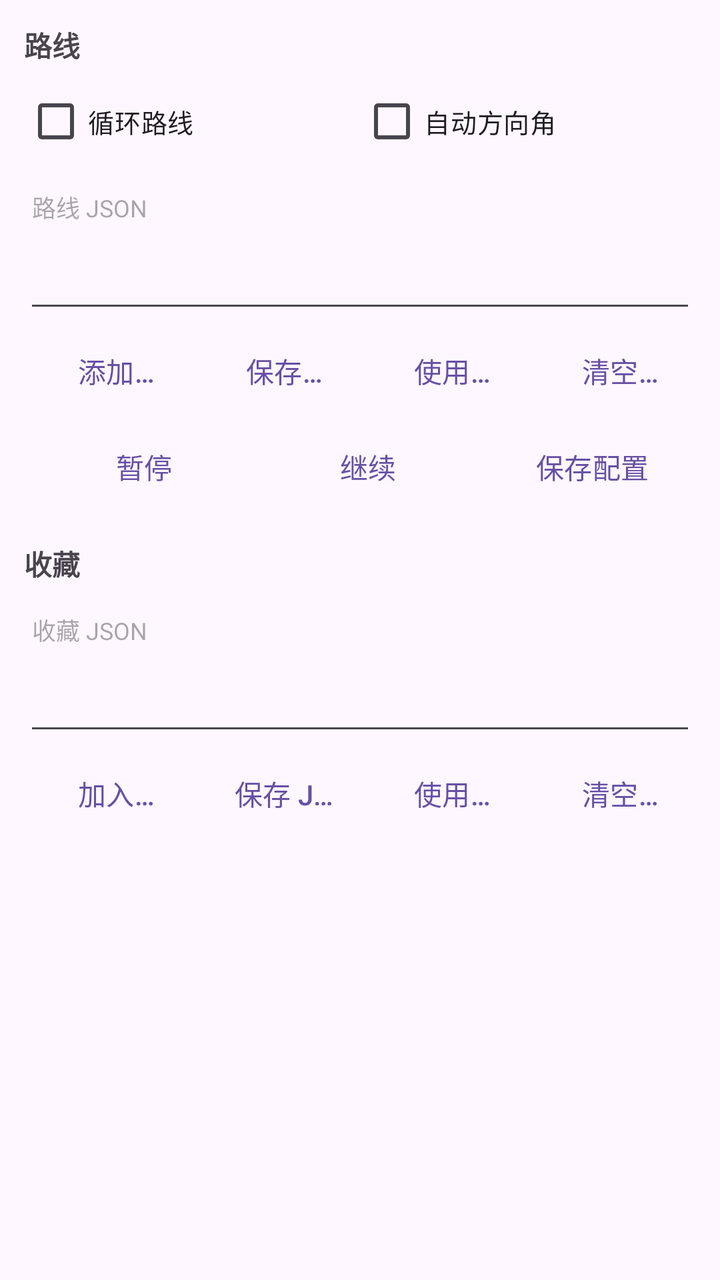
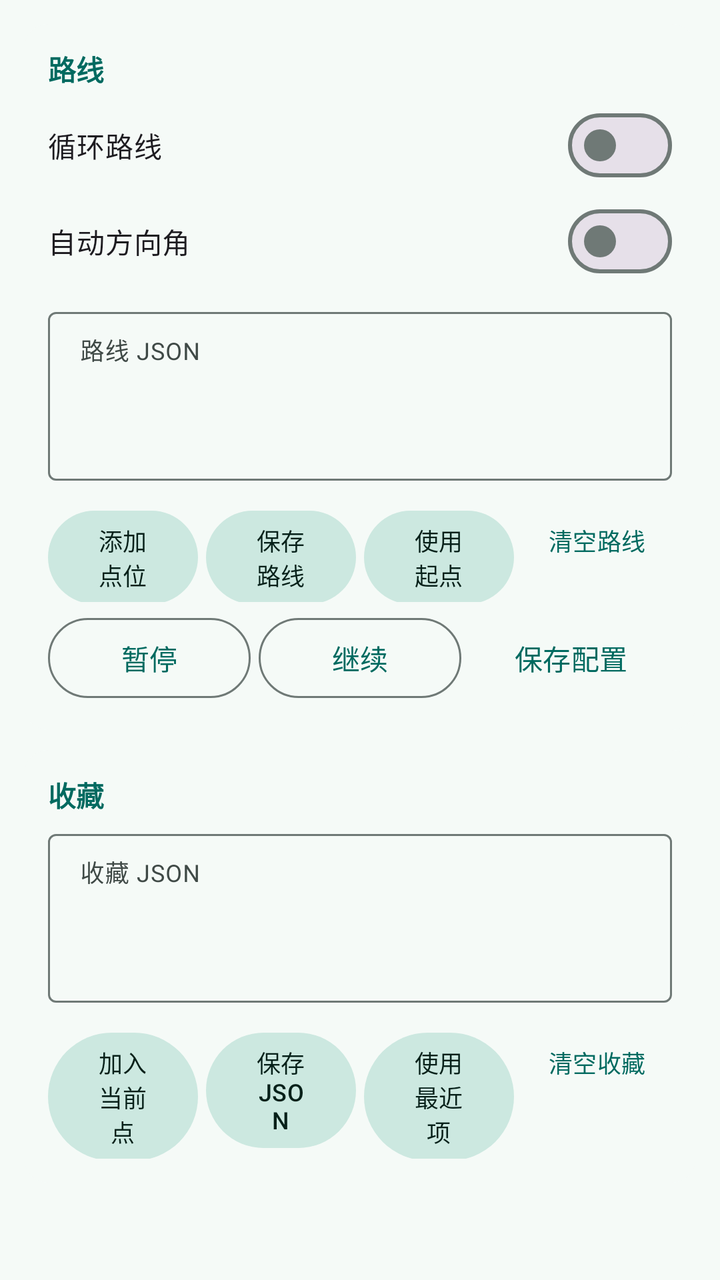

Before-and-after screenshots of an Android layout around one commit, followed by the original layout XML and the change that was made.
<!-- AndroidManifest.xml: application theme Theme.GhostLoc -->
<!-- res/layout/fragment_route.xml -->
<?xml version="1.0" encoding="utf-8"?>
<ScrollView xmlns:android="http://schemas.android.com/apk/res/android"
    android:layout_width="match_parent"
    android:layout_height="match_parent"
    android:fillViewport="true">

    <LinearLayout
        android:layout_width="match_parent"
        android:layout_height="wrap_content"
        android:orientation="vertical"
        android:padding="12dp">

        <TextView
            android:layout_width="match_parent"
            android:layout_height="wrap_content"
            android:paddingBottom="4dp"
            android:textSize="14sp"
            android:textStyle="bold"
            android:text="@string/section_route" />

        <LinearLayout
            android:layout_width="match_parent"
            android:layout_height="wrap_content"
            android:orientation="horizontal">

            <CheckBox
                android:id="@+id/routeLoopCheck"
                android:layout_width="0dp"
                android:layout_height="wrap_content"
                android:layout_weight="1"
                android:textSize="13sp"
                android:text="@string/check_route_loop" />

            <CheckBox
                android:id="@+id/routeAutoBearingCheck"
                android:layout_width="0dp"
                android:layout_height="wrap_content"
                android:layout_weight="1"
                android:textSize="13sp"
                android:text="@string/check_route_auto_bearing" />
        </LinearLayout>

        <EditText
            android:id="@+id/routeJsonInput"
            android:layout_width="match_parent"
            android:layout_height="wrap_content"
            android:gravity="top|start"
            android:hint="@string/hint_route_json"
            android:inputType="textMultiLine"
            android:minLines="4"
            android:textSize="12sp" />

        <LinearLayout
            android:layout_width="match_parent"
            android:layout_height="wrap_content"
            android:orientation="horizontal">

            <Button
                android:id="@+id/addPointButton"
                style="?android:attr/buttonBarButtonStyle"
                android:layout_width="0dp"
                android:layout_height="wrap_content"
                android:layout_weight="1"
                android:textAllCaps="false"
                android:text="@string/button_add_point" />

            <Button
                android:id="@+id/saveRouteButton"
                style="?android:attr/buttonBarButtonStyle"
                android:layout_width="0dp"
                android:layout_height="wrap_content"
                android:layout_weight="1"
                android:textAllCaps="false"
                android:text="@string/button_save_route" />

            <Button
                android:id="@+id/useRouteStartButton"
                style="?android:attr/buttonBarButtonStyle"
                android:layout_width="0dp"
                android:layout_height="wrap_content"
                android:layout_weight="1"
                android:textAllCaps="false"
                android:text="@string/button_use_route_start" />

            <Button
                android:id="@+id/clearRouteButton"
                style="?android:attr/buttonBarButtonStyle"
                android:layout_width="0dp"
                android:layout_height="wrap_content"
                android:layout_weight="1"
                android:textAllCaps="false"
                android:text="@string/button_clear_route" />
        </LinearLayout>

        <LinearLayout
            android:layout_width="match_parent"
            android:layout_height="wrap_content"
            android:orientation="horizontal">

            <Button
                android:id="@+id/pauseButton"
                style="?android:attr/buttonBarButtonStyle"
                android:layout_width="0dp"
                android:layout_height="wrap_content"
                android:layout_weight="1"
                android:textAllCaps="false"
                android:text="@string/button_pause" />

            <Button
                android:id="@+id/resumeButton"
                style="?android:attr/buttonBarButtonStyle"
                android:layout_width="0dp"
                android:layout_height="wrap_content"
                android:layout_weight="1"
                android:textAllCaps="false"
                android:text="@string/button_resume" />

            <Button
                android:id="@+id/saveConfigButton"
                style="?android:attr/buttonBarButtonStyle"
                android:layout_width="0dp"
                android:layout_height="wrap_content"
                android:layout_weight="1"
                android:textAllCaps="false"
                android:text="@string/button_save" />
        </LinearLayout>

        <TextView
            android:layout_width="match_parent"
            android:layout_height="wrap_content"
            android:paddingTop="14dp"
            android:paddingBottom="4dp"
            android:textSize="14sp"
            android:textStyle="bold"
            android:text="@string/section_favorites" />

        <EditText
            android:id="@+id/favoritesJsonInput"
            android:layout_width="match_parent"
            android:layout_height="wrap_content"
            android:gravity="top|start"
            android:hint="@string/hint_favorites_json"
            android:inputType="textMultiLine"
            android:minLines="4"
            android:textSize="12sp" />

        <LinearLayout
            android:layout_width="match_parent"
            android:layout_height="wrap_content"
            android:orientation="horizontal">

            <Button
                android:id="@+id/addFavoriteButton"
                style="?android:attr/buttonBarButtonStyle"
                android:layout_width="0dp"
                android:layout_height="wrap_content"
                android:layout_weight="1"
                android:textAllCaps="false"
                android:text="@string/button_add_favorite" />

            <Button
                android:id="@+id/saveFavoritesButton"
                style="?android:attr/buttonBarButtonStyle"
                android:layout_width="0dp"
                android:layout_height="wrap_content"
                android:layout_weight="1"
                android:textAllCaps="false"
                android:text="@string/button_save_favorites" />

            <Button
                android:id="@+id/useFavoriteButton"
                style="?android:attr/buttonBarButtonStyle"
                android:layout_width="0dp"
                android:layout_height="wrap_content"
                android:layout_weight="1"
                android:textAllCaps="false"
                android:text="@string/button_use_last_favorite" />

            <Button
                android:id="@+id/clearFavoritesButton"
                style="?android:attr/buttonBarButtonStyle"
                android:layout_width="0dp"
                android:layout_height="wrap_content"
                android:layout_weight="1"
                android:textAllCaps="false"
                android:text="@string/button_clear_favorites" />
        </LinearLayout>
    </LinearLayout>
</ScrollView>
<!-- resources referenced by this layout -->
<resources>
  <string name="button_add_favorite">加入当前点</string>
  <string name="button_add_point">添加点位</string>
  <string name="button_clear_favorites">清空收藏</string>
  <string name="button_clear_route">清空路线</string>
  <string name="button_pause">暂停</string>
  <string name="button_resume">继续</string>
  <string name="button_save">保存配置</string>
  <string name="button_save_favorites">保存 JSON</string>
  <string name="button_save_route">保存路线</string>
  <string name="button_use_last_favorite">使用最近项</string>
  <string name="button_use_route_start">使用起点</string>
  <string name="check_route_auto_bearing">自动方向角</string>
  <string name="check_route_loop">循环路线</string>
  <string name="hint_favorites_json">收藏 JSON</string>
  <string name="hint_route_json">路线 JSON</string>
  <string name="section_favorites">收藏</string>
  <string name="section_route">路线</string>
  <style name="Theme.GhostLoc" parent="Theme.Material3.DayNight.NoActionBar">
          <item name="android:statusBarColor">@android:color/transparent</item>
      </style>
</resources>

<!-- the commit's change to res/layout/fragment_route.xml (unified diff, before → after) -->
@@ -1,5 +1,6 @@
 <?xml version="1.0" encoding="utf-8"?>
 <ScrollView xmlns:android="http://schemas.android.com/apk/res/android"
+    xmlns:app="http://schemas.android.com/apk/res-auto"
     android:layout_width="match_parent"
     android:layout_height="match_parent"
     android:fillViewport="true">
@@ -10,180 +11,236 @@
         android:orientation="vertical"
         android:padding="12dp">
 
-        <TextView
+        <com.google.android.material.card.MaterialCardView
+            style="@style/Widget.Material3.CardView.Filled"
             android:layout_width="match_parent"
             android:layout_height="wrap_content"
-            android:paddingBottom="4dp"
-            android:textSize="14sp"
-            android:textStyle="bold"
-            android:text="@string/section_route" />
-
-        <LinearLayout
+            app:cardBackgroundColor="@color/m3_surface"
+            app:contentPadding="12dp"
+            app:strokeColor="@color/m3_outline_variant">
+
+            <LinearLayout
+                android:layout_width="match_parent"
+                android:layout_height="wrap_content"
+                android:orientation="vertical">
+
+                <TextView
+                    android:layout_width="match_parent"
+                    android:layout_height="wrap_content"
+                    android:layout_marginBottom="4dp"
+                    android:text="@string/section_route"
+                    android:textColor="@color/m3_primary"
+                    android:textSize="14sp"
+                    android:textStyle="bold" />
+
+                <com.google.android.material.materialswitch.MaterialSwitch
+                    android:id="@+id/routeLoopCheck"
+                    android:layout_width="match_parent"
+                    android:layout_height="wrap_content"
+                    android:text="@string/check_route_loop"
+                    android:textSize="14sp" />
+
+                <com.google.android.material.materialswitch.MaterialSwitch
+                    android:id="@+id/routeAutoBearingCheck"
+                    android:layout_width="match_parent"
+                    android:layout_height="wrap_content"
+                    android:text="@string/check_route_auto_bearing"
+                    android:textSize="14sp" />
+
+                <com.google.android.material.textfield.TextInputLayout
+                    style="@style/Widget.Material3.TextInputLayout.OutlinedBox.Dense"
+                    android:layout_width="match_parent"
+                    android:layout_height="wrap_content"
+                    android:layout_marginTop="6dp"
+                    android:hint="@string/hint_route_json">
+
+                    <com.google.android.material.textfield.TextInputEditText
+                        android:id="@+id/routeJsonInput"
+                        android:layout_width="match_parent"
+                        android:layout_height="wrap_content"
+                        android:gravity="top|start"
+                        android:inputType="textMultiLine"
+                        android:minLines="4"
+                        android:textSize="12sp" />
+                </com.google.android.material.textfield.TextInputLayout>
+
+                <LinearLayout
+                    android:layout_width="match_parent"
+                    android:layout_height="wrap_content"
+                    android:layout_marginTop="6dp"
+                    android:orientation="horizontal">
+
+                    <Button
+                        android:id="@+id/addPointButton"
+                        style="@style/Widget.Material3.Button.TonalButton"
+                        android:layout_width="0dp"
+                        android:layout_height="wrap_content"
+                        android:layout_marginEnd="4dp"
+                        android:layout_weight="1"
+                        android:text="@string/button_add_point"
+                        android:textAllCaps="false"
+                        android:textSize="12sp" />
+
+                    <Button
+                        android:id="@+id/saveRouteButton"
+                        style="@style/Widget.Material3.Button.TonalButton"
+                        android:layout_width="0dp"
+                        android:layout_height="wrap_content"
+                        android:layout_marginEnd="4dp"
+                        android:layout_weight="1"
+                        android:text="@string/button_save_route"
+                        android:textAllCaps="false"
+                        android:textSize="12sp" />
+
+                    <Button
+                        android:id="@+id/useRouteStartButton"
+                        style="@style/Widget.Material3.Button.TonalButton"
+                        android:layout_width="0dp"
+                        android:layout_height="wrap_content"
+                        android:layout_marginEnd="4dp"
+                        android:layout_weight="1"
+                        android:text="@string/button_use_route_start"
+                        android:textAllCaps="false"
+                        android:textSize="12sp" />
+
+                    <Button
+                        android:id="@+id/clearRouteButton"
+                        style="@style/Widget.Material3.Button.TextButton"
+                        android:layout_width="0dp"
+                        android:layout_height="wrap_content"
+                        android:layout_weight="1"
+                        android:text="@string/button_clear_route"
+                        android:textAllCaps="false"
+                        android:textSize="12sp" />
+                </LinearLayout>
+
+                <LinearLayout
+                    android:layout_width="match_parent"
+                    android:layout_height="wrap_content"
+                    android:layout_marginTop="4dp"
+                    android:orientation="horizontal">
+
+                    <Button
+                        android:id="@+id/pauseButton"
+                        style="@style/Widget.Material3.Button.OutlinedButton"
+                        android:layout_width="0dp"
+                        android:layout_height="wrap_content"
+                        android:layout_marginEnd="4dp"
+                        android:layout_weight="1"
+                        android:text="@string/button_pause"
+                        android:textAllCaps="false" />
+
+                    <Button
+                        android:id="@+id/resumeButton"
+                        style="@style/Widget.Material3.Button.OutlinedButton"
+                        android:layout_width="0dp"
+                        android:layout_height="wrap_content"
+                        android:layout_marginEnd="4dp"
+                        android:layout_weight="1"
+                        android:text="@string/button_resume"
+                        android:textAllCaps="false" />
+
+                    <Button
+                        android:id="@+id/saveConfigButton"
+                        style="@style/Widget.Material3.Button.TextButton"
+                        android:layout_width="0dp"
+                        android:layout_height="wrap_content"
+                        android:layout_weight="1"
+                        android:text="@string/button_save"
+                        android:textAllCaps="false" />
+                </LinearLayout>
+            </LinearLayout>
+        </com.google.android.material.card.MaterialCardView>
+
+        <com.google.android.material.card.MaterialCardView
+            style="@style/Widget.Material3.CardView.Filled"
             android:layout_width="match_parent"
             android:layout_height="wrap_content"
-            android:orientation="horizontal">
-
-            <CheckBox
-                android:id="@+id/routeLoopCheck"
-                android:layout_width="0dp"
+            android:layout_marginTop="10dp"
+            app:cardBackgroundColor="@color/m3_surface"
+            app:contentPadding="12dp"
+            app:strokeColor="@color/m3_outline_variant">
+
+            <LinearLayout
+                android:layout_width="match_parent"
                 android:layout_height="wrap_content"
-                android:layout_weight="1"
-                android:textSize="13sp"
-                android:text="@string/check_route_loop" />
-
-            <CheckBox
-                android:id="@+id/routeAutoBearingCheck"
-                android:layout_width="0dp"
-                android:layout_height="wrap_content"
-                android:layout_weight="1"
-                android:textSize="13sp"
-                android:text="@string/check_route_auto_bearing" />
-        </LinearLayout>
-
-        <EditText
-            android:id="@+id/routeJsonInput"
-            android:layout_width="match_parent"
-            android:layout_height="wrap_content"
-            android:gravity="top|start"
-            android:hint="@string/hint_route_json"
-            android:inputType="textMultiLine"
-            android:minLines="4"
-            android:textSize="12sp" />
-
-        <LinearLayout
-            android:layout_width="match_parent"
-            android:layout_height="wrap_content"
-            android:orientation="horizontal">
-
-            <Button
-                android:id="@+id/addPointButton"
-                style="?android:attr/buttonBarButtonStyle"
-                android:layout_width="0dp"
-                android:layout_height="wrap_content"
-                android:layout_weight="1"
-                android:textAllCaps="false"
-                android:text="@string/button_add_point" />
-
-            <Button
-                android:id="@+id/saveRouteButton"
-                style="?android:attr/buttonBarButtonStyle"
-                android:layout_width="0dp"
-                android:layout_height="wrap_content"
-                android:layout_weight="1"
-                android:textAllCaps="false"
-                android:text="@string/button_save_route" />
-
-            <Button
-                android:id="@+id/useRouteStartButton"
-                style="?android:attr/buttonBarButtonStyle"
-                android:layout_width="0dp"
-                android:layout_height="wrap_content"
-                android:layout_weight="1"
-                android:textAllCaps="false"
-                android:text="@string/button_use_route_start" />
-
-            <Button
-                android:id="@+id/clearRouteButton"
-                style="?android:attr/buttonBarButtonStyle"
-                android:layout_width="0dp"
-                android:layout_height="wrap_content"
-                android:layout_weight="1"
-                android:textAllCaps="false"
-                android:text="@string/button_clear_route" />
-        </LinearLayout>
-
-        <LinearLayout
-            android:layout_width="match_parent"
-            android:layout_height="wrap_content"
-            android:orientation="horizontal">
-
-            <Button
-                android:id="@+id/pauseButton"
-                style="?android:attr/buttonBarButtonStyle"
-                android:layout_width="0dp"
-                android:layout_height="wrap_content"
-                android:layout_weight="1"
-                android:textAllCaps="false"
-                android:text="@string/button_pause" />
-
-            <Button
-                android:id="@+id/resumeButton"
-                style="?android:attr/buttonBarButtonStyle"
-                android:layout_width="0dp"
-                android:layout_height="wrap_content"
-                android:layout_weight="1"
-                android:textAllCaps="false"
-                android:text="@string/button_resume" />
-
-            <Button
-                android:id="@+id/saveConfigButton"
-                style="?android:attr/buttonBarButtonStyle"
-                android:layout_width="0dp"
-                android:layout_height="wrap_content"
-                android:layout_weight="1"
-                android:textAllCaps="false"
-                android:text="@string/button_save" />
-        </LinearLayout>
-
-        <TextView
-            android:layout_width="match_parent"
-            android:layout_height="wrap_content"
-            android:paddingTop="14dp"
-            android:paddingBottom="4dp"
-            android:textSize="14sp"
-            android:textStyle="bold"
-            android:text="@string/section_favorites" />
-
-        <EditText
-            android:id="@+id/favoritesJsonInput"
-            android:layout_width="match_parent"
-            android:layout_height="wrap_content"
-            android:gravity="top|start"
-            android:hint="@string/hint_favorites_json"
-            android:inputType="textMultiLine"
-            android:minLines="4"
-            android:textSize="12sp" />
-
-        <LinearLayout
-            android:layout_width="match_parent"
-            android:layout_height="wrap_content"
-            android:orientation="horizontal">
-
-            <Button
-                android:id="@+id/addFavoriteButton"
-                style="?android:attr/buttonBarButtonStyle"
-                android:layout_width="0dp"
-                android:layout_height="wrap_content"
-                android:layout_weight="1"
-                android:textAllCaps="false"
-                android:text="@string/button_add_favorite" />
-
-            <Button
-                android:id="@+id/saveFavoritesButton"
-                style="?android:attr/buttonBarButtonStyle"
-                android:layout_width="0dp"
-                android:layout_height="wrap_content"
-                android:layout_weight="1"
-                android:textAllCaps="false"
-                android:text="@string/button_save_favorites" />
-
-            <Button
-                android:id="@+id/useFavoriteButton"
-                style="?android:attr/buttonBarButtonStyle"
-                android:layout_width="0dp"
-                android:layout_height="wrap_content"
-                android:layout_weight="1"
-                android:textAllCaps="false"
-                android:text="@string/button_use_last_favorite" />
-
-            <Button
-                android:id="@+id/clearFavoritesButton"
-                style="?android:attr/buttonBarButtonStyle"
-                android:layout_width="0dp"
-                android:layout_height="wrap_content"
-                android:layout_weight="1"
-                android:textAllCaps="false"
-                android:text="@string/button_clear_favorites" />
-        </LinearLayout>
+                android:orientation="vertical">
+
+                <TextView
+                    android:layout_width="match_parent"
+                    android:layout_height="wrap_content"
+                    android:layout_marginBottom="4dp"
+                    android:text="@string/section_favorites"
+                    android:textColor="@color/m3_primary"
+                    android:textSize="14sp"
+                    android:textStyle="bold" />
+
+                <com.google.android.material.textfield.TextInputLayout
+                    style="@style/Widget.Material3.TextInputLayout.OutlinedBox.Dense"
+                    android:layout_width="match_parent"
+                    android:layout_height="wrap_content"
+                    android:hint="@string/hint_favorites_json">
+
+                    <com.google.android.material.textfield.TextInputEditText
+                        android:id="@+id/favoritesJsonInput"
+                        android:layout_width="match_parent"
+                        android:layout_height="wrap_content"
+                        android:gravity="top|start"
+                        android:inputType="textMultiLine"
+                        android:minLines="4"
+                        android:textSize="12sp" />
+                </com.google.android.material.textfield.TextInputLayout>
+
+                <LinearLayout
+                    android:layout_width="match_parent"
+                    android:layout_height="wrap_content"
+                    android:layout_marginTop="6dp"
+                    android:orientation="horizontal">
+
+                    <Button
+                        android:id="@+id/addFavoriteButton"
+                        style="@style/Widget.Material3.Button.TonalButton"
+                        android:layout_width="0dp"
+                        android:layout_height="wrap_content"
+                        android:layout_marginEnd="4dp"
+                        android:layout_weight="1"
+                        android:text="@string/button_add_favorite"
+                        android:textAllCaps="false"
+                        android:textSize="12sp" />
+
+                    <Button
+                        android:id="@+id/saveFavoritesButton"
+                        style="@style/Widget.Material3.Button.TonalButton"
+                        android:layout_width="0dp"
+                        android:layout_height="wrap_content"
+                        android:layout_marginEnd="4dp"
+                        android:layout_weight="1"
+                        android:text="@string/button_save_favorites"
+                        android:textAllCaps="false"
+                        android:textSize="12sp" />
+
+                    <Button
+                        android:id="@+id/useFavoriteButton"
+                        style="@style/Widget.Material3.Button.TonalButton"
+                        android:layout_width="0dp"
+                        android:layout_height="wrap_content"
+                        android:layout_marginEnd="4dp"
+                        android:layout_weight="1"
+                        android:text="@string/button_use_last_favorite"
+                        android:textAllCaps="false"
+                        android:textSize="12sp" />
+
+                    <Button
+                        android:id="@+id/clearFavoritesButton"
+                        style="@style/Widget.Material3.Button.TextButton"
+                        android:layout_width="0dp"
+                        android:layout_height="wrap_content"
+                        android:layout_weight="1"
+                        android:text="@string/button_clear_favorites"
+                        android:textAllCaps="false"
+                        android:textSize="12sp" />
+                </LinearLayout>
+            </LinearLayout>
+        </com.google.android.material.card.MaterialCardView>
     </LinearLayout>
 </ScrollView>
<!-- resource entries referenced after the edit -->
@@ -1,5 +1,8 @@
 <!-- resources referenced by this layout -->
 <resources>
+  <color name="m3_outline_variant">#BEC9C4</color>
+  <color name="m3_primary">#006A60</color>
+  <color name="m3_surface">#F5FAF7</color>
   <string name="button_add_favorite">加入当前点</string>
   <string name="button_add_point">添加点位</string>
   <string name="button_clear_favorites">清空收藏</string>
@@ -18,7 +21,52 @@
   <string name="section_favorites">收藏</string>
   <string name="section_route">路线</string>
   <style name="Theme.GhostLoc" parent="Theme.Material3.DayNight.NoActionBar">
+          <item name="colorPrimary">@color/m3_primary</item>
+          <item name="colorOnPrimary">@color/m3_on_primary</item>
+          <item name="colorPrimaryContainer">@color/m3_primary_container</item>
+          <item name="colorOnPrimaryContainer">@color/m3_on_primary_container</item>
+          <item name="colorSecondary">@color/m3_secondary</item>
+          <item name="colorOnSecondary">@color/m3_on_secondary</item>
+          <item name="colorSecondaryContainer">@color/m3_secondary_container</item>
+          <item name="colorOnSecondaryContainer">@color/m3_on_secondary_container</item>
+          <item name="colorTertiary">@color/m3_tertiary</item>
+          <item name="colorOnTertiary">@color/m3_on_tertiary</item>
+          <item name="colorTertiaryContainer">@color/m3_tertiary_container</item>
+          <item name="colorOnTertiaryContainer">@color/m3_on_tertiary_container</item>
+          <item name="colorError">@color/m3_error</item>
+          <item name="colorOnError">@color/m3_on_error</item>
+          <item name="colorErrorContainer">@color/m3_error_container</item>
+          <item name="colorOnErrorContainer">@color/m3_on_error_container</item>
+          <item name="colorOutline">@color/m3_outline</item>
+          <item name="colorOutlineVariant">@color/m3_outline_variant</item>
+          <item name="android:colorBackground">@color/m3_background</item>
+          <item name="colorOnBackground">@color/m3_on_background</item>
+          <item name="colorSurface">@color/m3_surface</item>
+          <item name="colorOnSurface">@color/m3_on_surface</item>
+          <item name="colorSurfaceVariant">@color/m3_surface_variant</item>
+          <item name="colorOnSurfaceVariant">@color/m3_on_surface_variant</item>
           <item name="android:statusBarColor">@android:color/transparent</item>
       </style>
+  <color name="m3_on_primary">#FFFFFF</color>
+  <color name="m3_primary_container">#9CF1E2</color>
+  <color name="m3_on_primary_container">#00201C</color>
+  <color name="m3_secondary">#4A635D</color>
+  <color name="m3_on_secondary">#FFFFFF</color>
+  <color name="m3_secondary_container">#CCE8E0</color>
+  <color name="m3_on_secondary_container">#062019</color>
+  <color name="m3_tertiary">#456179</color>
+  <color name="m3_on_tertiary">#FFFFFF</color>
+  <color name="m3_tertiary_container">#CBE5FF</color>
+  <color name="m3_on_tertiary_container">#001E31</color>
+  <color name="m3_error">#BA1A1A</color>
+  <color name="m3_on_error">#FFFFFF</color>
+  <color name="m3_error_container">#FFDAD6</color>
+  <color name="m3_on_error_container">#410002</color>
+  <color name="m3_outline">#6F7976</color>
+  <color name="m3_background">#F5FAF7</color>
+  <color name="m3_on_background">#171D1B</color>
+  <color name="m3_on_surface">#171D1B</color>
+  <color name="m3_surface_variant">#DAE5E0</color>
+  <color name="m3_on_surface_variant">#3F4946</color>
 </resources>
 
